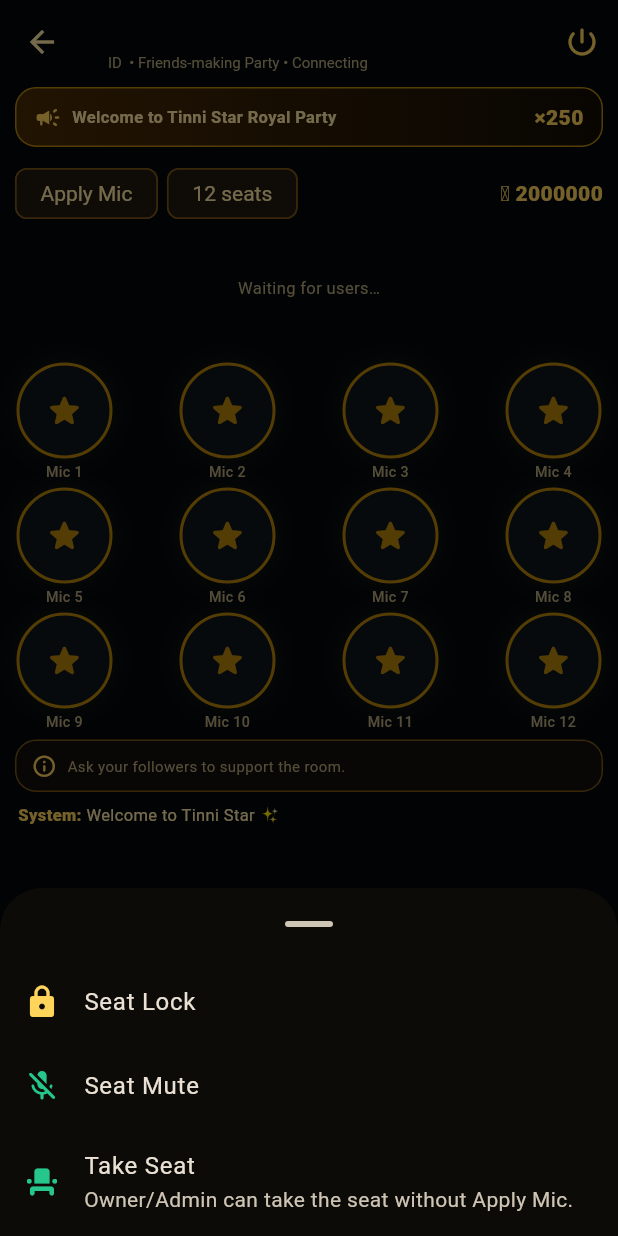
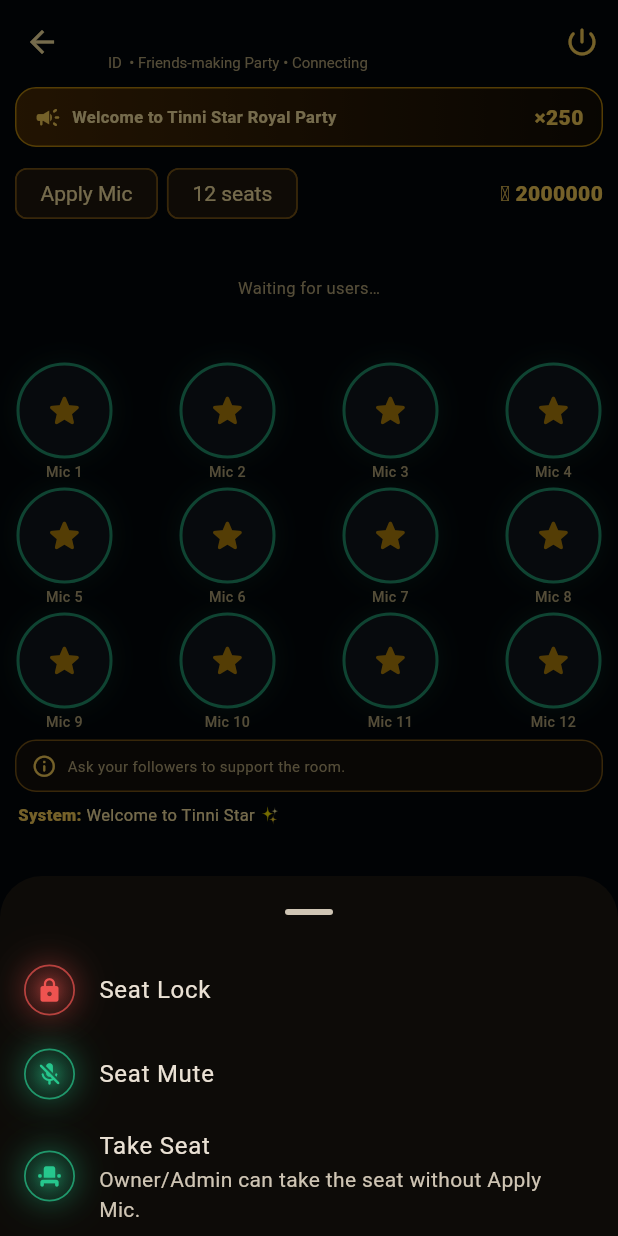
Before and after one commit to vinay1997mishra/voice-chat-app, a Flutter app: the RoomScreen screen opened directly with empty values, after a tap on an icon or button, on a phone screen of 412 x 824 dp. Run offline on Flutter 3.47's test engine with Material 3 defaults, Android fonts, the phone set to English and light mode, and no system bars; our stand-ins replace app_links, country_picker, google_sign_in, image_picker, shared_preferences; missing offline and left inert: livekit_client; accounts and stored records are empty; network calls fail.

Commit message:
Complete shining semantic colors across room tools and seats

```diff
--- a/apps/tinni_star/lib/screens/room_screen.dart
+++ b/apps/tinni_star/lib/screens/room_screen.dart
@@ -1860,6 +1860,31 @@ class _RoomScreenState extends State<RoomScreen> with WidgetsBindingObserver {
     );
   }
 
+  Color _roomToolColor(String label) {
+    final value = label.toLowerCase();
+    if (value.contains('fruit jackpot')) return FeaturePalette.fruitJackpot;
+    if (value.contains('fruit party')) return FeaturePalette.fruitParty;
+    if (value.contains('game')) return FeaturePalette.games;
+    if (value.contains('sound')) return FeaturePalette.music;
+    if (value.contains('friend')) return FeaturePalette.family;
+    if (value.contains('event')) return FeaturePalette.fruitParty;
+    if (value.contains('effect')) return FeaturePalette.gift;
+    if (value.contains('notice')) return FeaturePalette.social;
+    if (value.contains('theme')) return FeaturePalette.moments;
+    if (value.contains('seat') || value.contains('request')) {
+      return FeaturePalette.family;
+    }
+    if (value.contains('lucky')) return FeaturePalette.rank;
+    if (value.contains('pk')) return FeaturePalette.games;
+    if (value.contains('locked') || value.contains('report')) {
+      return FeaturePalette.safety;
+    }
+    if (value.contains('open')) return FeaturePalette.family;
+    if (value.contains('screen')) return FeaturePalette.social;
+    if (value.contains('setting')) return FeaturePalette.discover;
+    return FeaturePalette.social;
+  }
+
   void _showRoomTools() {
     final controls = widget.state.roomControls;
     final tools = <(String, IconData, VoidCallback)>[
@@ -2126,7 +2151,10 @@ class _RoomScreenState extends State<RoomScreen> with WidgetsBindingObserver {
                 const ListTile(
                   title: Text(
                     'Room Settings',
-                    style: TextStyle(color: RoyalPalette.gold, fontWeight: FontWeight.w900),
+                    style: TextStyle(
+                      color: FeaturePalette.discover,
+                      fontWeight: FontWeight.w900,
+                    ),
                   ),
                 ),
                 SwitchListTile(
@@ -2308,9 +2336,12 @@ class _RoomScreenState extends State<RoomScreen> with WidgetsBindingObserver {
                           }
                         }
                         return ListTile(
-                          leading: const Icon(
-                            Icons.event_seat_rounded,
+                          leading: const ShiningIcon(
+                            icon: Icons.event_seat_rounded,
                             color: FeaturePalette.family,
+                            size: 18,
+                            boxSize: 34,
+                            glow: 0.30,
                           ),
                           title: Text(displayName),
                           subtitle: Text(
@@ -2342,7 +2373,13 @@ class _RoomScreenState extends State<RoomScreen> with WidgetsBindingObserver {
                                     );
                                   }
                                 },
-                                icon: const Icon(Icons.close_rounded),
+                                icon: const ShiningIcon(
+                                  icon: Icons.close_rounded,
+                                  color: FeaturePalette.safety,
+                                  size: 16,
+                                  boxSize: 30,
+                                  glow: 0.28,
+                                ),
                               ),
                               IconButton(
                                 tooltip: 'Approve',
@@ -2370,9 +2407,12 @@ class _RoomScreenState extends State<RoomScreen> with WidgetsBindingObserver {
                                     );
                                   }
                                 },
-                                icon: const Icon(
-                                  Icons.check_rounded,
-                                  color: RoyalPalette.gold,
+                                icon: const ShiningIcon(
+                                  icon: Icons.check_rounded,
+                                  color: FeaturePalette.family,
+                                  size: 16,
+                                  boxSize: 30,
+                                  glow: 0.28,
                                 ),
                               ),
                             ],
@@ -2399,9 +2439,16 @@ class _RoomScreenState extends State<RoomScreen> with WidgetsBindingObserver {
           children: [
             ListTile(
               key: const Key('seat-control-lock'),
-              leading: Icon(
-                seat.locked ? Icons.lock_open_rounded : Icons.lock_rounded,
-                color: RoyalPalette.gold,
+              leading: ShiningIcon(
+                icon: seat.locked
+                    ? Icons.lock_open_rounded
+                    : Icons.lock_rounded,
+                color: seat.locked
+                    ? FeaturePalette.family
+                    : FeaturePalette.safety,
+                size: 18,
+                boxSize: 34,
+                glow: 0.30,
               ),
               title: Text(seat.locked ? 'Seat Unlock' : 'Seat Lock'),
               onTap: () {
@@ -2416,11 +2463,16 @@ class _RoomScreenState extends State<RoomScreen> with WidgetsBindingObserver {
             ),
             ListTile(
               key: const Key('seat-control-mute'),
-              leading: Icon(
-                seat.roomMuted ? Icons.mic_rounded : Icons.mic_off_rounded,
+              leading: ShiningIcon(
+                icon: seat.roomMuted
+                    ? Icons.mic_rounded
+                    : Icons.mic_off_rounded,
                 color: seat.roomMuted
                     ? FeaturePalette.safety
                     : FeaturePalette.family,
+                size: 18,
+                boxSize: 34,
+                glow: 0.30,
               ),
               title: Text(
                 seat.roomMuted ? 'Seat Unmute' : 'Seat Mute',
@@ -2441,9 +2493,12 @@ class _RoomScreenState extends State<RoomScreen> with WidgetsBindingObserver {
             if (!seat.occupied && controller.mySeat == null)
               ListTile(
                 key: const Key('seat-control-take'),
-                leading: const Icon(
-                  Icons.event_seat_rounded,
+                leading: const ShiningIcon(
+                  icon: Icons.event_seat_rounded,
                   color: FeaturePalette.family,
+                  size: 18,
+                  boxSize: 34,
+                  glow: 0.30,
                 ),
                 title: const Text('Take Seat'),
                 subtitle: const Text(
@@ -2457,9 +2512,12 @@ class _RoomScreenState extends State<RoomScreen> with WidgetsBindingObserver {
               ),
             if (controller.mySeat == index)
               ListTile(
-                leading: const Icon(
-                  Icons.logout_rounded,
+                leading: const ShiningIcon(
+                  icon: Icons.logout_rounded,
                   color: FeaturePalette.safety,
+                  size: 18,
+                  boxSize: 34,
+                  glow: 0.30,
                 ),
                 title: const Text('Leave this seat'),
                 onTap: () async {
@@ -2470,9 +2528,12 @@ class _RoomScreenState extends State<RoomScreen> with WidgetsBindingObserver {
             if (controller.mySeat != null && controller.mySeat != index)
               ListTile(
                 key: const Key('seat-control-leave-current'),
-                leading: const Icon(
-                  Icons.logout_rounded,
-                  color: RoyalPalette.gold,
+                leading: const ShiningIcon(
+                  icon: Icons.logout_rounded,
+                  color: FeaturePalette.safety,
+                  size: 18,
+                  boxSize: 34,
+                  glow: 0.30,
                 ),
                 title: const Text('Leave current seat'),
                 subtitle: Text(
@@ -2605,14 +2666,17 @@ class _RoomScreenState extends State<RoomScreen> with WidgetsBindingObserver {
                             ),
                       border: Border.all(
                         color: occupied
-                            ? RoyalPalette.gold
-                            : RoyalPalette.deepGold,
+                            ? FeaturePalette.social
+                            : FeaturePalette.family.withValues(alpha: 0.72),
                         width: occupied ? 3 : 2,
                       ),
                       boxShadow: [
                         BoxShadow(
-                          color: RoyalPalette.gold.withValues(
-                            alpha: occupied ? 0.28 : 0.08,
+                          color: (occupied
+                                  ? FeaturePalette.social
+                                  : FeaturePalette.family)
+                              .withValues(
+                            alpha: occupied ? 0.34 : 0.14,
                           ),
                           blurRadius: compact ? 6 : 12,
                         ),
@@ -2624,14 +2688,14 @@ class _RoomScreenState extends State<RoomScreen> with WidgetsBindingObserver {
                             child: seat.locked && !occupied
                                 ? Icon(
                                     Icons.lock_rounded,
-                                    color: RoyalPalette.gold,
+                                    color: FeaturePalette.safety,
                                     size: seatDiameter * 0.42,
                                   )
                                 : occupied
                                     ? Text(
                                         displayName.characters.first,
                                         style: TextStyle(
-                                          color: RoyalPalette.gold,
+                                          color: FeaturePalette.social,
                                           fontWeight: FontWeight.w900,
                                           fontSize: seatDiameter * 0.34,
                                         ),
```
